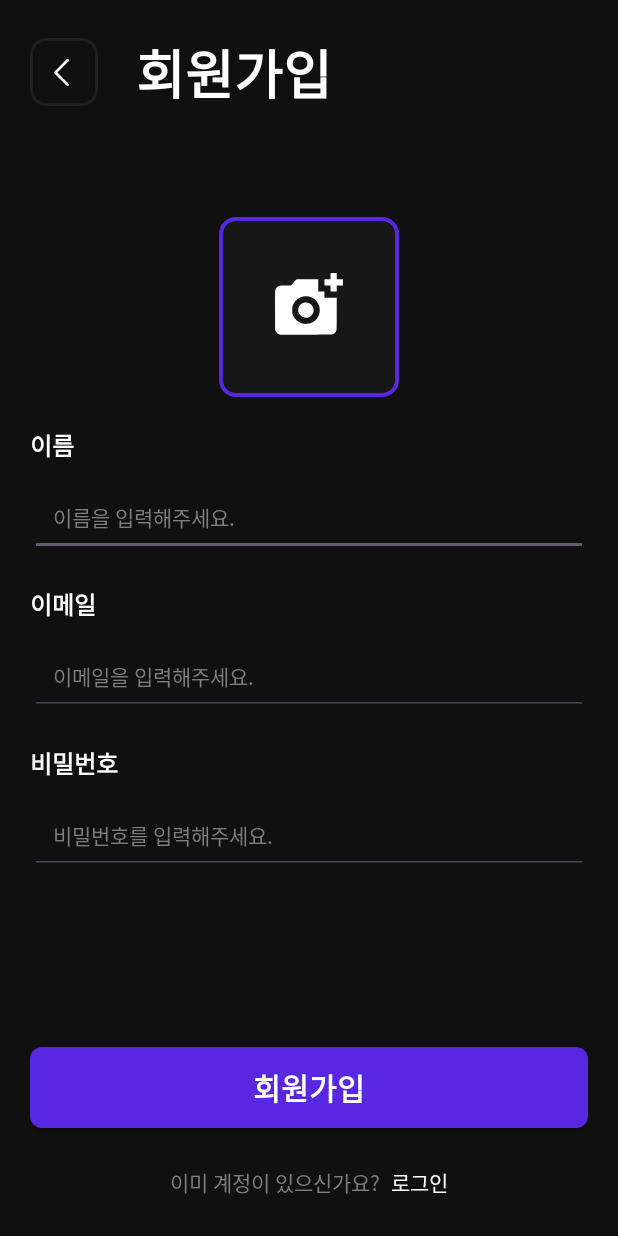
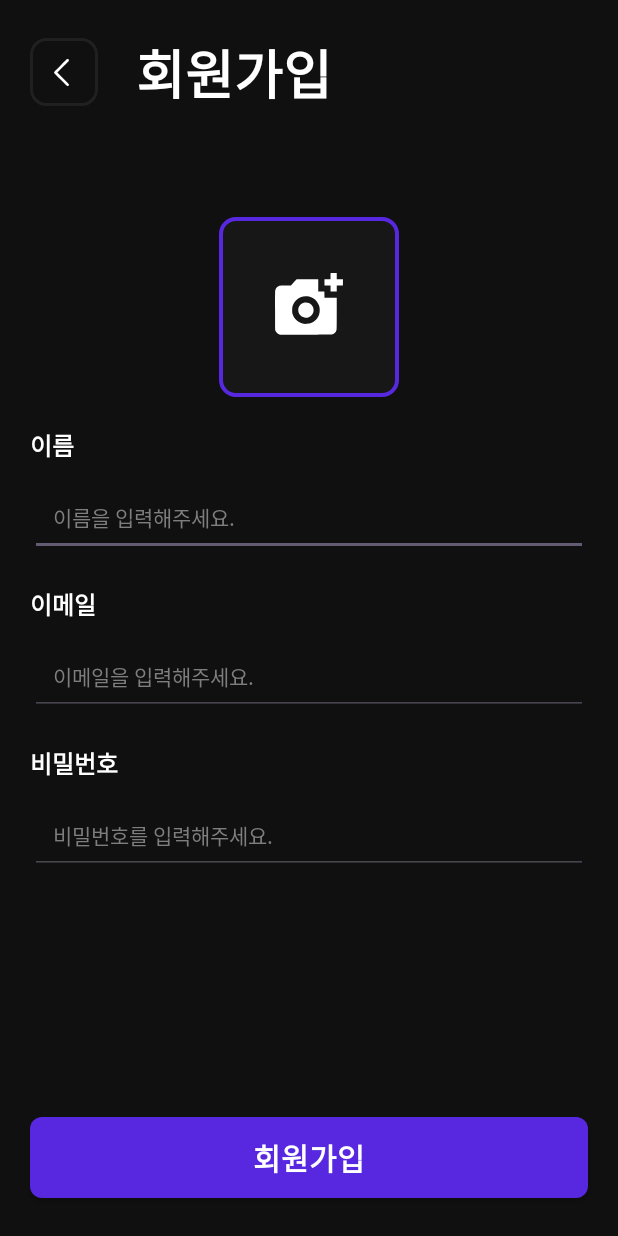
Before and after one commit to onecoin789/Project_SNS, an Android app: the layout fragment_sign_up.xml on its own in the app's theme, with its tools: preview values and no code run, on a phone screen of 412 x 824 dp. Run offline under Robolectric (Android 15) with nearby library versions, the phone set to English and light mode, and no system bars.

Commit message:
add signup, login(오류 수정)

```diff
--- a/app/build.gradle.kts
+++ b/app/build.gradle.kts
@@ -54,6 +54,10 @@ dependencies {
     androidTestImplementation(libs.androidx.junit)
     androidTestImplementation(libs.androidx.espresso.core)
 
+    // navigation fragment
+    implementation(libs.androidx.navigation.fragment.ktx)
+    implementation(libs.androidx.navigation.ui.ktx)
+
     // hilt
     implementation(libs.hilt.android)
     ksp(libs.hilt.android.compiler)
--- a/app/src/main/AndroidManifest.xml
+++ b/app/src/main/AndroidManifest.xml
@@ -4,7 +4,6 @@
 
     <application
         android:allowBackup="true"
-        android:name=".ProjectSNS"
         android:dataExtractionRules="@xml/data_extraction_rules"
         android:fullBackupContent="@xml/backup_rules"
         android:icon="@mipmap/ic_launcher"
--- a/app/src/main/res/layout/fragment_login.xml
+++ b/app/src/main/res/layout/fragment_login.xml
@@ -60,7 +60,7 @@
                 android:layout_height="wrap_content"
                 android:layout_marginBottom="100dp"
                 android:padding="20dp"
-                android:layout_marginTop="55dp"
+                android:layout_marginTop="100dp"
                 app:layout_constraintTop_toBottomOf="@+id/iv_Login1">
 
                 <TextView
--- a/app/src/main/res/layout/fragment_sign_up.xml
+++ b/app/src/main/res/layout/fragment_sign_up.xml
@@ -19,7 +19,7 @@
             android:layout_height="wrap_content">
 
             <ImageView
-                android:id="@+id/iv_SignUp1"
+                android:id="@+id/iv_SignUp_Back"
                 android:layout_width="45dp"
                 android:layout_height="45dp"
                 android:layout_marginStart="20dp"
@@ -33,10 +33,10 @@
                 android:layout_height="18dp"
                 android:layout_marginEnd="3dp"
                 android:background="@drawable/ic_back"
-                app:layout_constraintBottom_toBottomOf="@+id/iv_SignUp1"
-                app:layout_constraintEnd_toEndOf="@+id/iv_SignUp1"
-                app:layout_constraintStart_toStartOf="@+id/iv_SignUp1"
-                app:layout_constraintTop_toTopOf="@+id/iv_SignUp1" />
+                app:layout_constraintBottom_toBottomOf="@+id/iv_SignUp_Back"
+                app:layout_constraintEnd_toEndOf="@+id/iv_SignUp_Back"
+                app:layout_constraintStart_toStartOf="@+id/iv_SignUp_Back"
+                app:layout_constraintTop_toTopOf="@+id/iv_SignUp_Back" />
 
             <TextView
                 android:id="@+id/tv_SignUp1"
@@ -47,9 +47,9 @@
                 android:textColor="@color/text"
                 android:textSize="35sp"
                 android:textStyle="bold"
-                app:layout_constraintBottom_toBottomOf="@id/iv_SignUp1"
-                app:layout_constraintStart_toEndOf="@id/iv_SignUp1"
-                app:layout_constraintTop_toTopOf="@id/iv_SignUp1" />
+                app:layout_constraintBottom_toBottomOf="@id/iv_SignUp_Back"
+                app:layout_constraintStart_toEndOf="@id/iv_SignUp_Back"
+                app:layout_constraintTop_toTopOf="@id/iv_SignUp_Back" />
 
             <ImageView
                 android:id="@+id/iv_SignUp_Photo"
@@ -171,35 +171,35 @@
             android:textColor="@color/text"
             android:textSize="20sp"
             android:textStyle="bold"
-            app:layout_constraintBottom_toTopOf="@+id/tv_Login4" />
+            app:layout_constraintBottom_toBottomOf="parent" />
 
-        <TextView
-            android:id="@+id/tv_Login4"
-            android:layout_width="wrap_content"
-            android:layout_height="wrap_content"
-            android:layout_marginBottom="25dp"
-            android:text="이미 계정이 있으신가요?"
-            android:textColor="@color/hint"
-            android:textSize="14sp"
-            app:layout_constraintBottom_toBottomOf="parent"
-            app:layout_constraintEnd_toStartOf="@+id/tv_Login_SignUp"
-            app:layout_constraintHorizontal_bias="0.5"
-            app:layout_constraintHorizontal_chainStyle="packed"
-            app:layout_constraintStart_toStartOf="parent" />
+<!--        <TextView-->
+<!--            android:id="@+id/tv_Login4"-->
+<!--            android:layout_width="wrap_content"-->
+<!--            android:layout_height="wrap_content"-->
+<!--            android:layout_marginBottom="25dp"-->
+<!--            android:text="이미 계정이 있으신가요?"-->
+<!--            android:textColor="@color/hint"-->
+<!--            android:textSize="14sp"-->
+<!--            app:layout_constraintBottom_toBottomOf="parent"-->
+<!--            app:layout_constraintEnd_toStartOf="@+id/tv_Login_SignUp"-->
+<!--            app:layout_constraintHorizontal_bias="0.5"-->
+<!--            app:layout_constraintHorizontal_chainStyle="packed"-->
+<!--            app:layout_constraintStart_toStartOf="parent" />-->
 
-        <TextView
-            android:id="@+id/tv_Login_SignUp"
-            android:layout_width="wrap_content"
-            android:layout_height="wrap_content"
-            android:layout_marginStart="7dp"
-            android:text="로그인"
-            android:textColor="@color/text"
-            android:textSize="14sp"
-            app:layout_constraintBottom_toBottomOf="@+id/tv_Login4"
-            app:layout_constraintEnd_toEndOf="parent"
-            app:layout_constraintHorizontal_bias="0.5"
-            app:layout_constraintStart_toEndOf="@+id/tv_Login4"
-            app:layout_constraintTop_toTopOf="@+id/tv_Login4" />
+<!--        <TextView-->
+<!--            android:id="@+id/tv_Login_SignUp"-->
+<!--            android:layout_width="wrap_content"-->
+<!--            android:layout_height="wrap_content"-->
+<!--            android:layout_marginStart="7dp"-->
+<!--            android:text="로그인"-->
+<!--            android:textColor="@color/text"-->
+<!--            android:textSize="14sp"-->
+<!--            app:layout_constraintBottom_toBottomOf="@+id/tv_Login4"-->
+<!--            app:layout_constraintEnd_toEndOf="parent"-->
+<!--            app:layout_constraintHorizontal_bias="0.5"-->
+<!--            app:layout_constraintStart_toEndOf="@+id/tv_Login4"-->
+<!--            app:layout_constraintTop_toTopOf="@+id/tv_Login4" />-->
 
     </androidx.constraintlayout.widget.ConstraintLayout>
 
--- a/gradle/libs.versions.toml
+++ b/gradle/libs.versions.toml
@@ -14,6 +14,8 @@ hiltVersion = "2.51"
 firebaseBom = "33.1.1"
 firebaseAnalytics = "22.0.2"
 firebaseCrashlytics = "19.0.2"
+navigationFragmentKtx = "2.8.0-beta05"
+navigationUiKtx = "2.8.0-beta05"
 
 [libraries]
 androidx-core-ktx = { group = "androidx.core", name = "core-ktx", version.ref = "coreKtx" }
@@ -29,6 +31,8 @@ hilt-android-compiler = { module = "com.google.dagger:hilt-android-compiler", ve
 firebase-bom = { group = "com.google.firebase", name = "firebase-bom", version.ref = "firebaseBom" }
 firebase-analytics = { group = "com.google.firebase", name = "firebase-analytics", version.ref = "firebaseAnalytics" }
 firebase-crashlytics = { group = "com.google.firebase", name = "firebase-crashlytics", version.ref = "firebaseCrashlytics" }
+androidx-navigation-fragment-ktx = { group = "androidx.navigation", name = "navigation-fragment-ktx", version.ref = "navigationFragmentKtx" }
+androidx-navigation-ui-ktx = { group = "androidx.navigation", name = "navigation-ui-ktx", version.ref = "navigationUiKtx" }
 
 
 [plugins]
```
Also changed, not shown: app/src/main/java/com/example/project_sns/MainActivity.kt (+5 -3 lines), app/src/main/java/com/example/project_sns/login/LoginFragment.kt (+7 -1 lines), app/src/main/java/com/example/project_sns/signup/SignUpFragment.kt (+7 -1 lines), app/src/main/res/layout/activity_main.xml (+8 -3 lines), app/src/main/res/navigation/nav_graph.xml (added, +29 -0 lines).
